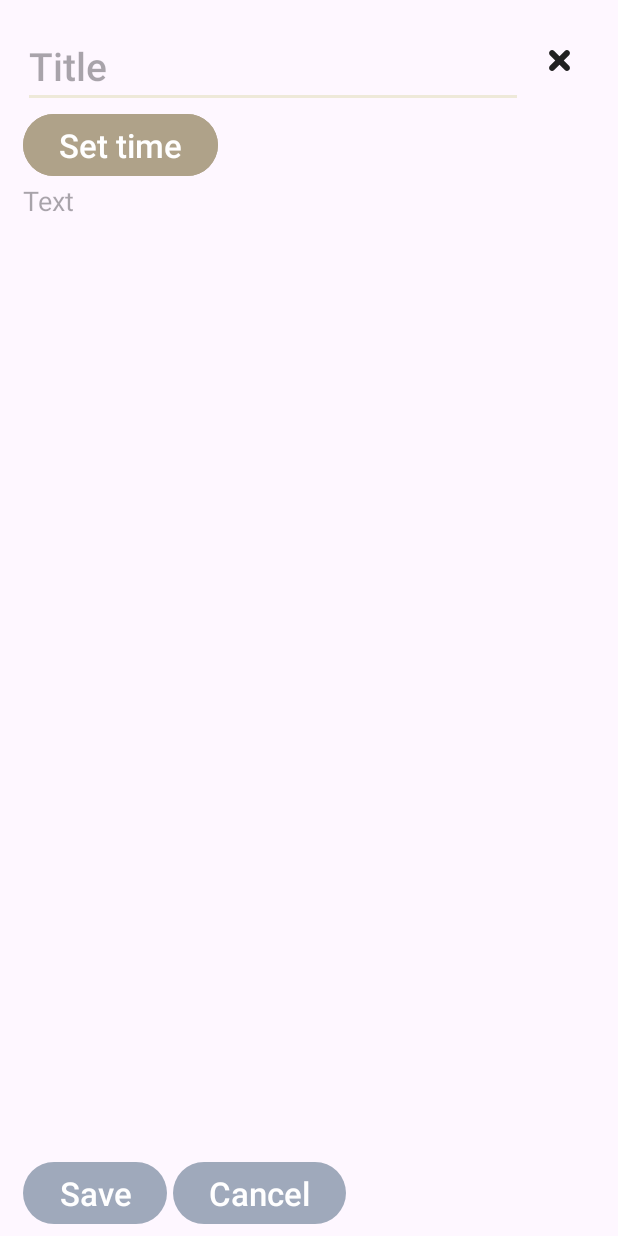
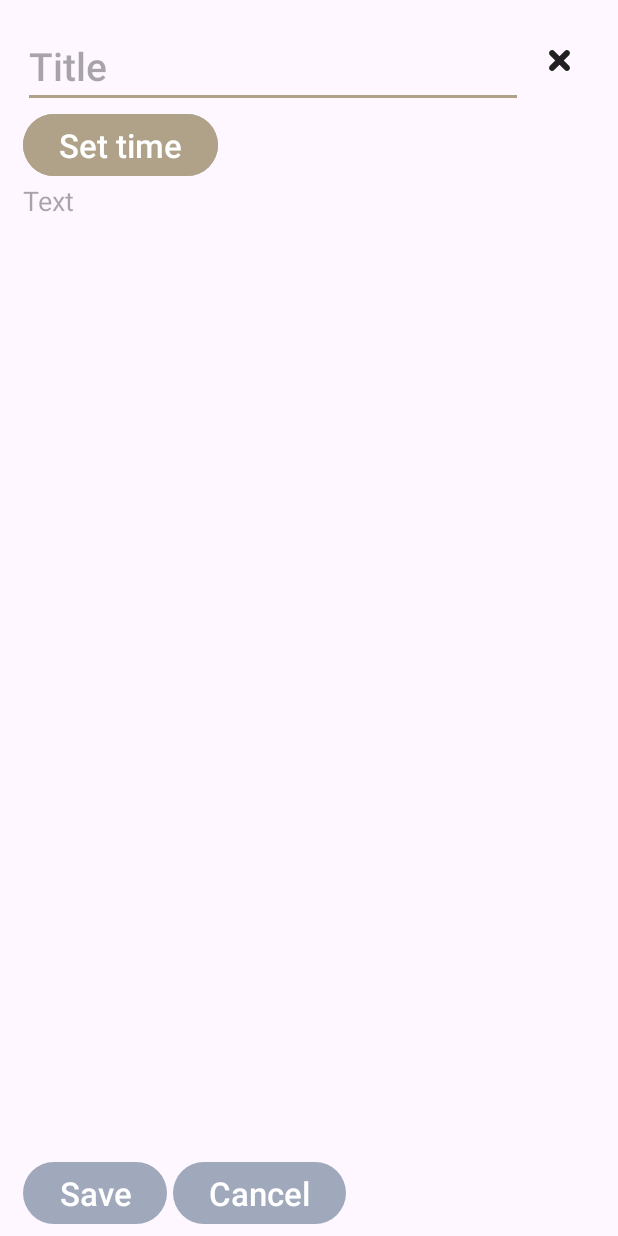
Before and after one commit to fresh-ops/E-Note, an Android app: the screen it shows after launch (TaskEditActivity), after a tap on "Add note", on a phone screen of 412 x 824 dp. Run offline under Robolectric (Android 15) with nearby library versions, the phone set to English and light mode, and no system bars; our stand-ins replace navigation-ui.

Commit message:
Fixed color contrast in light theme

```diff
--- a/app/src/main/res/values/themes.xml
+++ b/app/src/main/res/values/themes.xml
@@ -5,8 +5,8 @@
         <item name="colorPrimary">@color/primary</item>
         <item name="colorPrimaryVariant">@color/primaryLighter</item>
 
-        <item name="colorSecondary">@color/secondary</item>
-        <item name="colorSecondaryVariant">@color/secondaryDarker</item>
+        <item name="colorSecondary">@color/secondaryDarker</item>
+        <item name="colorSecondaryVariant">@color/secondary</item>
 
         <item name="colorOnPrimary">@color/white</item>
         <item name="colorOnSecondary">@color/white</item>
```
